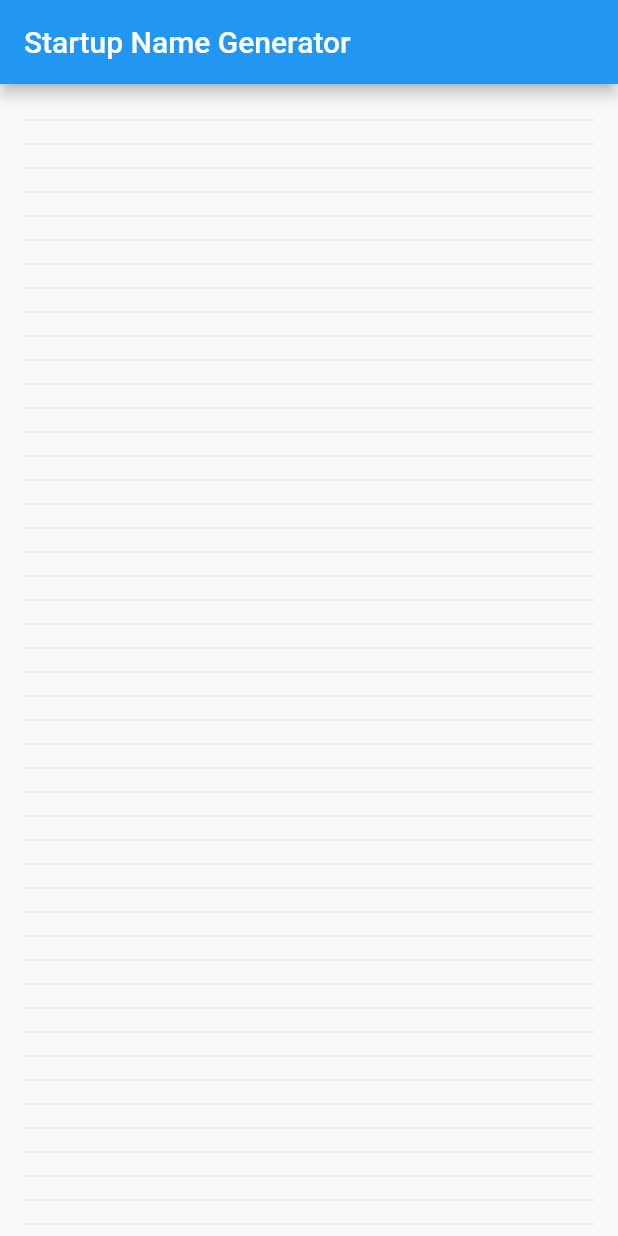
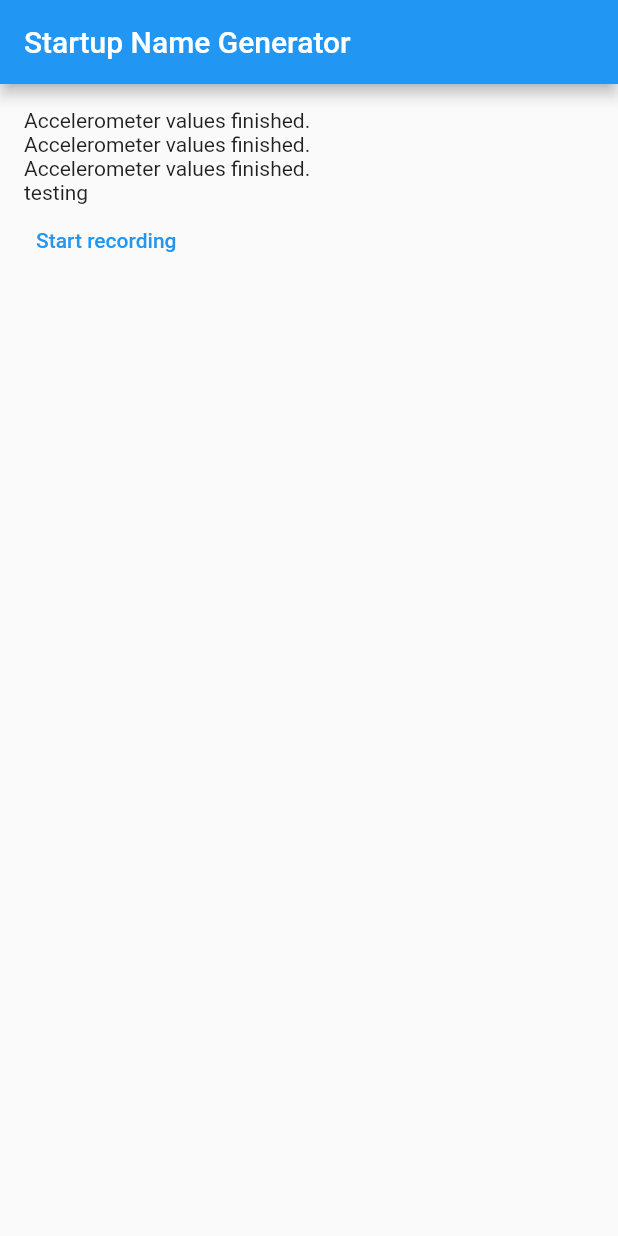
Before and after one commit to cyankaet/LiftSafe, a Flutter app: the screen it shows after launch, on a phone screen of 412 x 824 dp. Run offline on Flutter 3.47's test engine with Material 2 defaults, Android fonts, the phone set to English and light mode, and no system bars; our stand-ins replace sensors.

Commit message:
remove infinite list, add button

```diff
--- a/lift_safe/lib/lift_tracker.dart
+++ b/lift_safe/lib/lift_tracker.dart
@@ -1,4 +1,5 @@
 import 'dart:async';
+
 import 'package:flutter/material.dart';
 import 'package:sensors/sensors.dart';
 
@@ -13,6 +14,7 @@ class _LiftTrackerState extends State<LiftTracker> {
   List<double>? _userAccelerometerValues;
   List<double>? _gyroscopeValues;
   final _streamSubscriptions = <StreamSubscription<dynamic>>[];
+  String test = 'testing';
 
   Widget _buildSuggestions() {
     final List<String>? userAccelerometer = _userAccelerometerValues
@@ -20,21 +22,27 @@ class _LiftTrackerState extends State<LiftTracker> {
         .toList();
     final List<String>? gyroscope =
         _gyroscopeValues?.map((double v) => v.toStringAsFixed(1)).toList();
-    return ListView.builder(
+    return Container(
       padding: const EdgeInsets.all(16.0),
-      itemBuilder: /*1*/ (context, i) {
-        if (i.isOdd) return const Divider(); /*2*/
-
-        final index = i ~/ 2; /*3*/
-        final l = gyroscope?.length;
-        if (l == null) {
-          return const Divider();
-        }
-        if (index >= l) {
-          return const Divider();
-        }
-        return _buildRow(userAccelerometer?[index], gyroscope?[index]);
-      },
+      child: Row(
+        children: [
+          Expanded(
+            /*1*/
+            child: Column(
+              crossAxisAlignment: CrossAxisAlignment.start,
+              children: [
+                _accelVal(userAccelerometer?[0], gyroscope?[0]),
+                _accelVal(userAccelerometer?[1], gyroscope?[1]),
+                _accelVal(userAccelerometer?[2], gyroscope?[2]),
+                Text(test),
+                TextButton(
+                    child: Text("Start recording"), onPressed: _startRecording)
+              ],
+            ),
+          ),
+          /*3*/
+        ],
+      ),
     );
   }
 
@@ -45,8 +53,24 @@ class _LiftTrackerState extends State<LiftTracker> {
       );
     }
     return const ListTile(
-      title: Text("Accelerometer values finished."),
+      title: Text("Not started."),
     );
+  }
+
+  _startRecording() {
+    setState(() {
+      if (test == 'start') {
+        test = 'no';
+      } else
+        test = 'start';
+    });
+  }
+
+  Widget _accelVal(String? str, String? str2) {
+    if (str != null && str2 != null) {
+      return Text("Acceleration: " + str + " Gyroscope Value: " + str2);
+    }
+    return Text("Accelerometer values finished.");
   }
 
   @override
@@ -55,7 +79,11 @@ class _LiftTrackerState extends State<LiftTracker> {
       appBar: AppBar(
         title: const Text('Startup Name Generator'),
       ),
-      body: _buildSuggestions(),
+      body: Column(
+        children: [
+          _buildSuggestions(),
+        ],
+      ),
     );
   }
 
```
